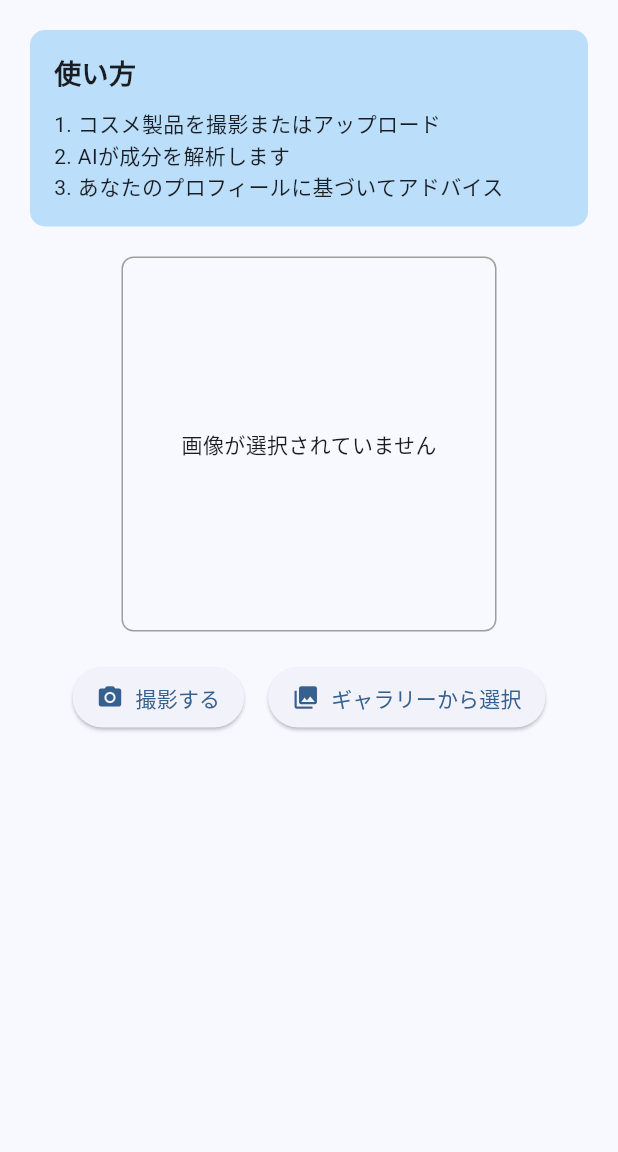
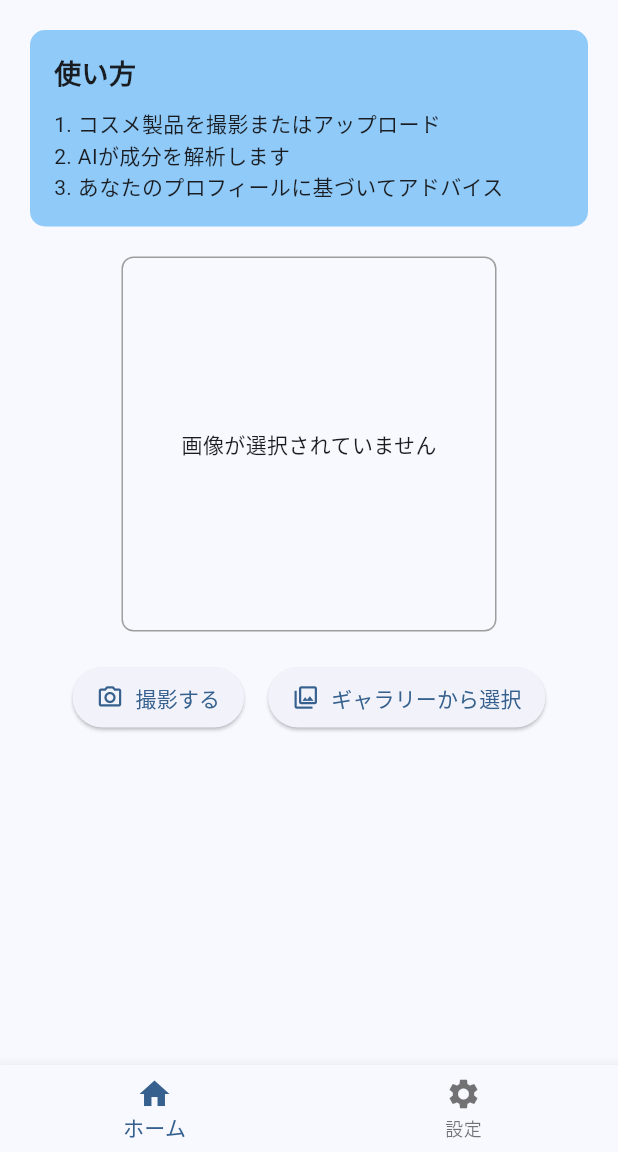
Before and after one commit to panchorange/cosmetic_ingredient_analysis, a Flutter app: the screen it shows after launch, on a phone screen of 412 x 824 dp, the part 84-1236 px from its top. Run offline on Flutter 3.47's test engine with Material 3 defaults, Android fonts, the phone set to English and light mode, and no system bars; our stand-ins replace firebase_core, firebase_storage, image_picker; accounts and stored records are empty.

Commit message:
add:ユーザープロフィール画面の実装

```diff
--- a/lib/main.dart
+++ b/lib/main.dart
@@ -3,6 +3,7 @@
 import 'package:provider/provider.dart';
 import 'viewmodels/picture_viewmodel.dart';
 import 'views/user_home.dart';
+import 'views/setting_page.dart';
 
 void main() async {
   WidgetsFlutterBinding.ensureInitialized();
@@ -20,9 +21,14 @@
       child: MaterialApp(
         title: 'コスメ成分分析',
         theme: ThemeData(
-          colorScheme: ColorScheme.fromSeed(seedColor: Colors.blue),
+          colorScheme: ColorScheme.fromSeed(seedColor: Colors.blue), // アプリ全体のテーマ設定
         ),
-        home: const UserHomePage(),
+        initialRoute: '/',
+        routes: { // ルーティング設定
+          '/': (context) => const UserHomePage(),
+          '/settings': (context) => const SettingsPage(),
+        },
+
       ),
     );
   }
--- a/lib/views/user_home.dart
+++ b/lib/views/user_home.dart
@@ -34,7 +34,7 @@ class UserHomePage extends StatelessWidget {
                     margin: const EdgeInsets.symmetric(horizontal: 20.0),
                     padding: const EdgeInsets.all(16.0),
                     decoration: BoxDecoration(
-                      color: Colors.blue.shade100,
+                      color: Colors.blue.shade200,
                       borderRadius: BorderRadius.circular(10.0),
                     ),
                     child: const Column(
@@ -92,7 +92,7 @@ class UserHomePage extends StatelessWidget {
                     children: [
                       ElevatedButton.icon(
                         onPressed: viewModel.takePhoto,
-                        icon: const Icon(Icons.camera_alt),
+                        icon: const Icon(Icons.camera_alt_outlined),
                         label: const Text('撮影する'),
                         style: ElevatedButton.styleFrom(
                           padding: const EdgeInsets.symmetric(horizontal: 16, vertical: 10),
@@ -101,7 +101,7 @@ class UserHomePage extends StatelessWidget {
                       const SizedBox(width: 16),
                       ElevatedButton.icon(
                         onPressed: viewModel.pickFromGallery,
-                        icon: const Icon(Icons.photo_library),
+                        icon: const Icon(Icons.photo_library_outlined),
                         label: const Text('ギャラリーから選択'),
                         style: ElevatedButton.styleFrom(
                           padding: const EdgeInsets.symmetric(horizontal: 16, vertical: 10),
@@ -148,12 +148,31 @@ class UserHomePage extends StatelessWidget {
                     ),
 
                   const SizedBox(height: 20),
+
                 ],
               ),
             ),
           );
         },
       ),
+      bottomNavigationBar: BottomNavigationBar(
+        items: const [
+          BottomNavigationBarItem(
+            icon: Icon(Icons.home),
+            label: 'ホーム',
+          ),
+          BottomNavigationBarItem(
+            icon: Icon(Icons.settings),
+            label: '設定',
+          )
+        ],
+        currentIndex: 0,
+        onTap: (index) {
+          if (index == 1) {
+            Navigator.pushNamed(context, '/settings');
+          }
+        },
+      ),
     );
   }
 }
```
Also changed, not shown: lib/views/setting_page.dart (added, +173 -0 lines).
